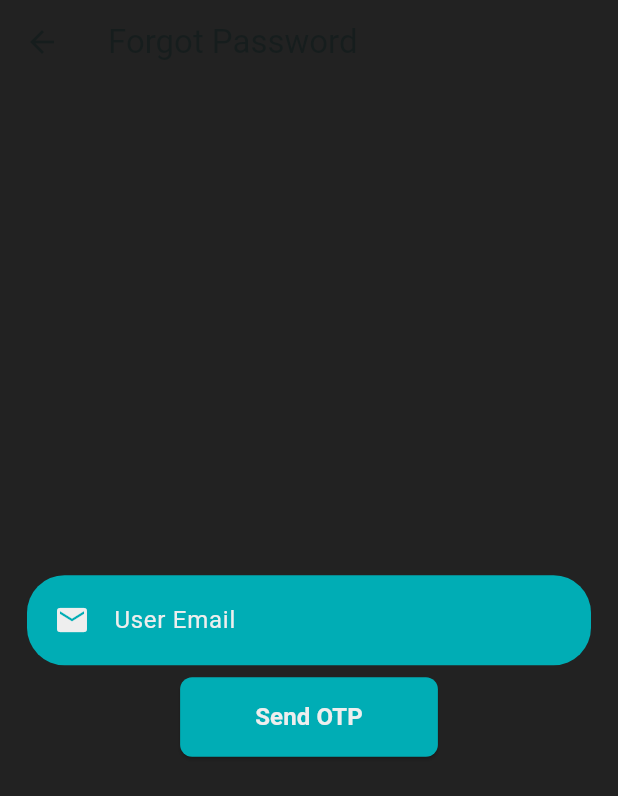
After one commit to lam4est/Music-App-Flutter, a Flutter app: the ForgotPassword screen opened directly, on a phone screen of 412 x 824 dp. The commit adds this screen. Shown: the top 796 px of the screen. Run offline on Flutter 3.47's test engine with Material 3 defaults, Android fonts, the phone set to English and light mode, and no system bars; our stand-ins replace audioplayers, image_picker, palette_generator, shared_preferences; missing offline and left inert: email_otp, mysql1; accounts and stored records are empty.

Commit message:
build forgot password page UI

```diff
--- /dev/null
+++ b/music_app_flutter/lib/authentication/forgot_password.dart
@@ -0,0 +1,310 @@
+import 'package:flutter/material.dart';
+import 'package:email_otp/email_otp.dart';
+
+class ForgotPassword extends StatefulWidget {
+  const ForgotPassword({Key? key}) : super(key: key);
+
+  @override
+  State<ForgotPassword> createState() => _ForgotPasswordState();
+}
+
+class _ForgotPasswordState extends State<ForgotPassword> {
+  TextEditingController email = TextEditingController();
+  TextEditingController otp = TextEditingController();
+  EmailOTP myauth = EmailOTP();
+  bool otpSent = false;
+
+  @override
+  Widget build(BuildContext context) {
+    return Scaffold(
+      appBar: AppBar(
+        backgroundColor: const Color.fromRGBO(34, 34, 34, 1.0),
+        leading: IconButton(
+          icon: const Icon(Icons.arrow_back),
+          onPressed: () {
+            Navigator.pop(context);
+          },
+        ),
+        title: const Text('Forgot Password'),
+      ),
+      backgroundColor: const Color.fromRGBO(34, 34, 34, 1.0),
+      body: Center(
+        child: SingleChildScrollView(
+          child: Padding(
+            padding: const EdgeInsets.all(10.0),
+            child: Column(
+              mainAxisAlignment: MainAxisAlignment.center,
+              children: [
+                if (!otpSent)
+                  Column(
+                    children: [
+                      Container(
+                        margin: const EdgeInsets.all(8),
+                        padding: const EdgeInsets.symmetric(
+                            horizontal: 18, vertical: 6),
+                        decoration: BoxDecoration(
+                          borderRadius: BorderRadius.circular(25),
+                          color: const Color.fromRGBO(0, 173, 181, 1.0),
+                        ),
+                        child: TextFormField(
+                          cursorColor: const Color.fromRGBO(0, 173, 181, 1.0),
+                          controller: email,
+                          style: const TextStyle(
+                              color: Color.fromRGBO(238, 238, 238, 1.0)),
+                          keyboardType: TextInputType.emailAddress,
+                          decoration: const InputDecoration(
+                            icon: Icon(Icons.email,
+                                color: Color.fromRGBO(238, 238, 238, 1.0)),
+                            border: InputBorder.none,
+                            hintText: "User Email",
+                            hintStyle: TextStyle(
+                                color: Color.fromRGBO(238, 238, 238, 1.0)),
+                          ),
+                        ),
+                      ),
+                      ElevatedButton(
+                        style: ElevatedButton.styleFrom(
+                          backgroundColor:
+                              const Color.fromRGBO(0, 173, 181, 1.0),
+                          shape: RoundedRectangleBorder(
+                            borderRadius: BorderRadius.circular(8),
+                          ),
+                          padding: const EdgeInsets.symmetric(
+                              horizontal: 50, vertical: 15),
+                        ),
+                        onPressed: () async {
+                          myauth.setConfig(
+                            appEmail: "me@rohitchouhan.com",
+                            appName: "Email OTP",
+                            userEmail: email.text,
+                            otpLength: 6,
+                            otpType: OTPType.digitsOnly,
+                          );
+                          if (await myauth.sendOTP() == true) {
+                            ScaffoldMessenger.of(context).showSnackBar(
+                              const SnackBar(
+                                content: Text("OTP has been sent"),
+                              ),
+                            );
+                            setState(() {
+                              otpSent = true;
+                            });
+                          } else {
+                            ScaffoldMessenger.of(context).showSnackBar(
+                              const SnackBar(
+                                content: Text("Oops, OTP send failed"),
+                              ),
+                            );
+                          }
+                        },
+                        child: const Text(
+                          "Send OTP",
+                          style: TextStyle(
+                            color: Color.fromRGBO(238, 238, 238, 1.0),
+                            fontSize: 16,
+                            fontWeight: FontWeight.bold,
+                          ),
+                        ),
+                      ),
+                    ],
+                  ),
+                if (otpSent)
+                  Column(
+                    children: [
+                      Container(
+                        margin: const EdgeInsets.all(8),
+                        padding: const EdgeInsets.symmetric(
+                            horizontal: 18, vertical: 6),
+                        decoration: BoxDecoration(
+                          borderRadius: BorderRadius.circular(25),
+                          color: const Color.fromRGBO(0, 173, 181, 1.0),
+                        ),
+                        child: TextFormField(
+                          controller: otp,
+                          style: const TextStyle(
+                              color: Color.fromRGBO(238, 238, 238, 1.0)),
+                          keyboardType: TextInputType.number,
+                          decoration: const InputDecoration(
+                            icon: Icon(Icons.security,
+                                color: Color.fromRGBO(238, 238, 238, 1.0)),
+                            border: InputBorder.none,
+                            hintText: "Enter OTP",
+                            hintStyle: TextStyle(
+                                color: Color.fromRGBO(238, 238, 238, 1.0)),
+                          ),
+                        ),
+                      ),
+                      ElevatedButton(
+                        style: ElevatedButton.styleFrom(
+                          backgroundColor:
+                              const Color.fromRGBO(0, 173, 181, 1.0),
+                          shape: RoundedRectangleBorder(
+                            borderRadius: BorderRadius.circular(8),
+                          ),
+                          padding: const EdgeInsets.symmetric(
+                              horizontal: 50, vertical: 15),
+                        ),
+                        onPressed: () async {
+                          if (await myauth.verifyOTP(otp: otp.text) == true) {
+                            ScaffoldMessenger.of(context).showSnackBar(
+                              const SnackBar(
+                                content: Text("OTP is verified"),
+                              ),
+                            );
+                            Navigator.push(
+                              context,
+                              MaterialPageRoute(
+                                  builder: (context) => const ResetPassword()),
+                            );
+                          } else {
+                            ScaffoldMessenger.of(context).showSnackBar(
+                              const SnackBar(
+                                content: Text("Invalid OTP"),
+                              ),
+                            );
+                          }
+                        },
+                        child: const Text(
+                          "Verify",
+                          style: TextStyle(
+                            color: Color.fromRGBO(238, 238, 238, 1.0),
+                            fontSize: 16,
+                            fontWeight: FontWeight.bold,
+                          ),
+                        ),
+                      ),
+                    ],
+                  ),
+              ],
+            ),
+          ),
+        ),
+      ),
+    );
+  }
+}
+
+class ResetPassword extends StatefulWidget {
+  const ResetPassword({Key? key}) : super(key: key);
+
+  @override
+  State<ResetPassword> createState() => _ResetPasswordState();
+}
+
+class _ResetPasswordState extends State<ResetPassword> {
+  TextEditingController newPassword = TextEditingController();
+  TextEditingController confirmPassword = TextEditingController();
+
+  @override
+  Widget build(BuildContext context) {
+    return Scaffold(
+      appBar: AppBar(
+        backgroundColor: const Color.fromRGBO(34, 34, 34, 1.0),
+        leading: IconButton(
+          icon: const Icon(Icons.arrow_back),
+          onPressed: () {
+            Navigator.pop(context);
+          },
+        ),
+        title: const Text('Reset Password'),
+      ),
+      backgroundColor: const Color.fromRGBO(34, 34, 34, 1.0),
+      body: Center(
+        child: SingleChildScrollView(
+          child: Padding(
+            padding: const EdgeInsets.all(10.0),
+            child: Column(
+              mainAxisAlignment: MainAxisAlignment.center,
+              children: [
+                Container(
+                  margin: const EdgeInsets.all(8),
+                  padding:
+                      const EdgeInsets.symmetric(horizontal: 18, vertical: 6),
+                  decoration: BoxDecoration(
+                    borderRadius: BorderRadius.circular(25),
+                    color: const Color.fromRGBO(0, 173, 181, 1.0),
+                  ),
+                  child: TextFormField(
+                    cursorColor: const Color.fromRGBO(0, 173, 181, 1.0),
+                    controller: newPassword,
+                    style: const TextStyle(
+                        color: Color.fromRGBO(238, 238, 238, 1.0)),
+                    obscureText: true,
+                    decoration: const InputDecoration(
+                      icon: Icon(Icons.lock,
+                          color: Color.fromRGBO(238, 238, 238, 1.0)),
+                      border: InputBorder.none,
+                      hintText: "New Password",
+                      hintStyle:
+                          TextStyle(color: Color.fromRGBO(238, 238, 238, 1.0)),
+                    ),
+                  ),
+                ),
+                Container(
+                  margin: const EdgeInsets.all(8),
+                  padding:
+                      const EdgeInsets.symmetric(horizontal: 18, vertical: 6),
+                  decoration: BoxDecoration(
+                    borderRadius: BorderRadius.circular(25),
+                    color: const Color.fromRGBO(0, 173, 181, 1.0),
+                  ),
+                  child: TextFormField(
+                    cursorColor: const Color.fromRGBO(0, 173, 181, 1.0),
+                    controller: confirmPassword,
+                    style: const TextStyle(
+                        color: Color.fromRGBO(238, 238, 238, 1.0)),
+                    obscureText: true,
+                    decoration: const InputDecoration(
+                      icon: Icon(Icons.lock,
+                          color: Color.fromRGBO(238, 238, 238, 1.0)),
+                      border: InputBorder.none,
+                      hintText: "Confirm Password",
+                      hintStyle:
+                          TextStyle(color: Color.fromRGBO(238, 238, 238, 1.0)),
+                    ),
+                  ),
+                ),
+                ElevatedButton(
+                  style: ElevatedButton.styleFrom(
+                    backgroundColor: const Color.fromRGBO(0, 173, 181, 1.0),
+                    shape: RoundedRectangleBorder(
+                      borderRadius: BorderRadius.circular(8),
+                    ),
+                    padding: const EdgeInsets.symmetric(
+                        horizontal: 50, vertical: 15),
+                  ),
+                  onPressed: () {
+                    if (newPassword.text == confirmPassword.text) {
+// Handle the password reset logic here
+                      ScaffoldMessenger.of(context).showSnackBar(
+                        const SnackBar(
+                          content: Text("Password has been reset"),
+                        ),
+                      );
+// Navigate back or to login screen
+                      Navigator.pop(context);
+                    } else {
+                      ScaffoldMessenger.of(context).showSnackBar(
+                        const SnackBar(
+                          content: Text("Passwords do not match"),
+                        ),
+                      );
+                    }
+                  },
+                  child: const Text(
+                    "Reset Password",
+                    style: TextStyle(
+                      color: Color.fromRGBO(238, 238, 238, 1.0),
+                      fontSize: 16,
+                      fontWeight: FontWeight.bold,
+                    ),
+                  ),
+                ),
+              ],
+            ),
+          ),
+        ),
+      ),
+    );
+  }
+}
--- a/music_app_flutter/lib/logic/mysql.dart
+++ b/music_app_flutter/lib/logic/mysql.dart
@@ -3,7 +3,6 @@ import 'package:mysql1/mysql1.dart';
 class Mysql {
   static String host = '10.0.2.2',
       user = 'root',
-      // password = '',
       db = 'music_db';
   static int port = 3306;
 
@@ -113,6 +112,8 @@ class Mysql {
       await conn.close();
     }
   }
+
+  closeConnection() {}
 }
 
 void main() async {
@@ -120,7 +121,7 @@ void main() async {
   try {
     var conn = await db.getConnection();
     print('Kết nối thành công!');
-    await conn.close(); // Đóng kết nối sau khi sử dụng xong
+    await conn.close();
   } catch (e) {
     print('Kết nối thất bại: $e');
   }
--- a/music_app_flutter/pubspec.yaml
+++ b/music_app_flutter/pubspec.yaml
@@ -42,6 +42,8 @@ dependencies:
   image_picker: ^1.1.1
   palette_generator: ^0.3.0
   audioplayers: ^6.0.0
+  mailer: ^6.1.0
+  email_otp: ^2.1.2
 
 
 dev_dependencies:
```
Also changed, not shown: music_app_flutter/lib/authentication/login.dart (+24 -1 lines), music_app_flutter/lib/views/home.dart (+5 -5 lines), music_app_flutter/lib/views/profile.dart (+4 -4 lines), music_app_flutter/pubspec.lock.
